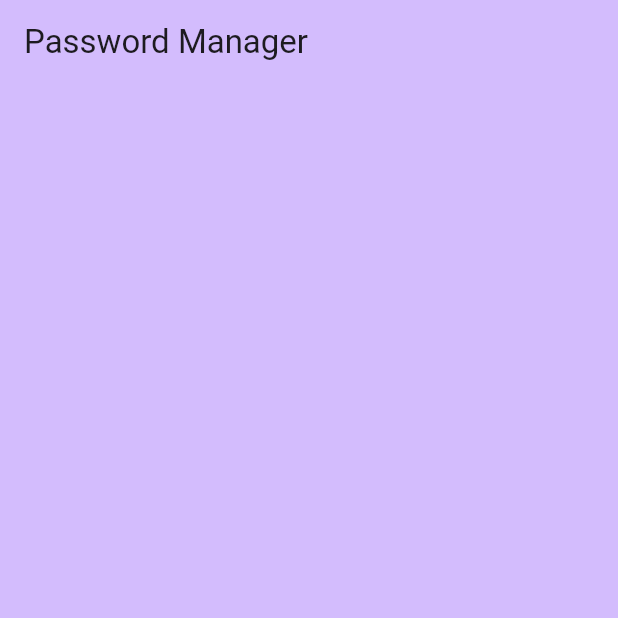
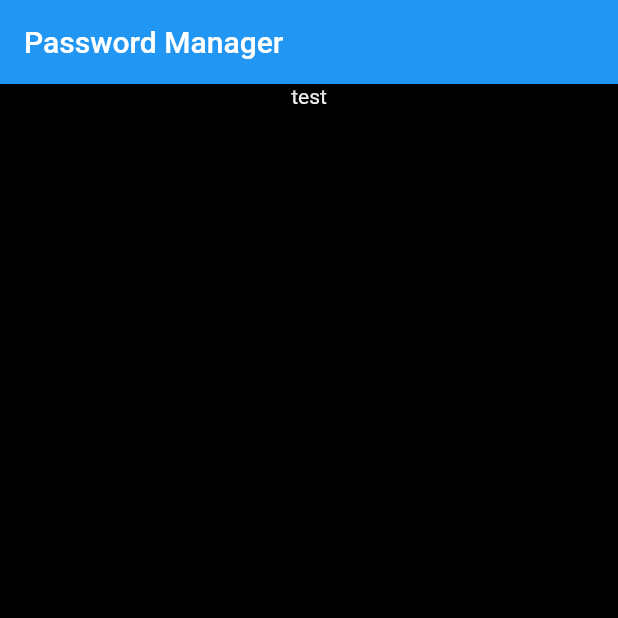
Before and after one commit to tuimac/pwd-manager, a Flutter app: the screen it shows after launch, on a phone screen of 412 x 824 dp, the top half of it. Run offline on Flutter 3.47's test engine with Material 2 defaults, Android fonts, the phone set to English and light mode, and no system bars; our stand-ins replace go_router.

Commit message:
play go_router for test

```diff
--- a/app/lib/layout/layout.dart
+++ /dev/null
@@ -1,15 +0,0 @@
-import 'package:flutter/material.dart';
-
-class LayoutWidget extends StatelessWidget {
-  final String title;
-
-  const LayoutWidget({super.key, required this.title});
-
-  @override
-  Widget build(BuildContext context) {
-    return AppBar(
-      backgroundColor: Theme.of(context).colorScheme.inversePrimary,
-      title: Text(title),
-    );
-  }
-}
--- a/app/lib/main.dart
+++ b/app/lib/main.dart
@@ -1,5 +1,5 @@
 import 'package:flutter/material.dart';
-import 'layout/layout.dart';
+import 'router.dart';
 
 void main() {
   runApp(const MainApp());
@@ -11,12 +11,14 @@ class MainApp extends StatelessWidget {
   // This widget is the root of your application.
   @override
   Widget build(BuildContext context) {
-    return MaterialApp(
-        title: 'PWD Manager',
-        theme: ThemeData(
-          colorScheme: ColorScheme.fromSeed(seedColor: Colors.deepPurple),
-          useMaterial3: true,
-        ),
-        home: const LayoutWidget(title: 'Password Manager'));
+    return MaterialApp.router(
+      routeInformationProvider: AppRouter.router.routeInformationProvider,
+      routeInformationParser: AppRouter.router.routeInformationParser,
+      routerDelegate: AppRouter.router.routerDelegate,
+      title: 'PWD Manager',
+      debugShowCheckedModeBanner: false,
+      theme: ThemeData(
+          primarySwatch: Colors.blue, scaffoldBackgroundColor: Colors.black),
+    );
   }
 }
--- /dev/null
+++ b/app/lib/router.dart
@@ -0,0 +1,18 @@
+import 'package:flutter/material.dart';
+import 'package:go_router/go_router.dart';
+
+import 'widgets/list_widgets.dart';
+
+class AppRouter {
+  static final GoRouter _router = GoRouter(
+    routes: <RouteBase>[
+      GoRoute(
+          path: '/',
+          builder: (BuildContext context, GoRouterState state) {
+            return const ListItems();
+          }),
+    ],
+  );
+
+  static GoRouter get router => _router;
+}
--- /dev/null
+++ b/app/lib/widgets/list_widgets.dart
@@ -0,0 +1,16 @@
+import 'package:flutter/material.dart';
+
+class ListItems extends StatelessWidget {
+  const ListItems({super.key});
+
+  @override
+  Widget build(BuildContext context) {
+    return Scaffold(
+      appBar: AppBar(title: const Text('Password Manager')),
+      body: const Center(
+          child: Column(
+        children: <Widget>[Text('test', style: TextStyle(color: Colors.white))],
+      )),
+    );
+  }
+}
--- a/app/pubspec.yaml
+++ b/app/pubspec.yaml
@@ -35,6 +35,7 @@ dependencies:
   # The following adds the Cupertino Icons font to your application.
   # Use with the CupertinoIcons class for iOS style icons.
   cupertino_icons: ^1.0.2
+  go_router: ^10.0.0
 
 dev_dependencies:
   flutter_test:
```
Also changed, not shown: app/lib/widgets/list_component.dart (deleted), app/pubspec.lock.
